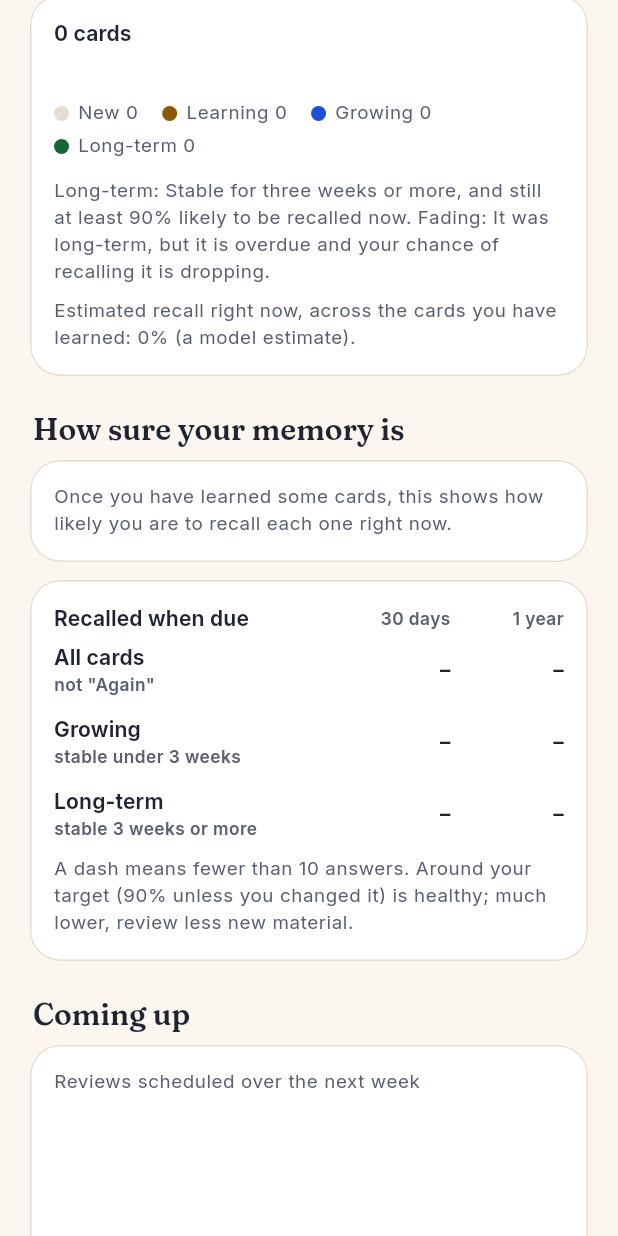
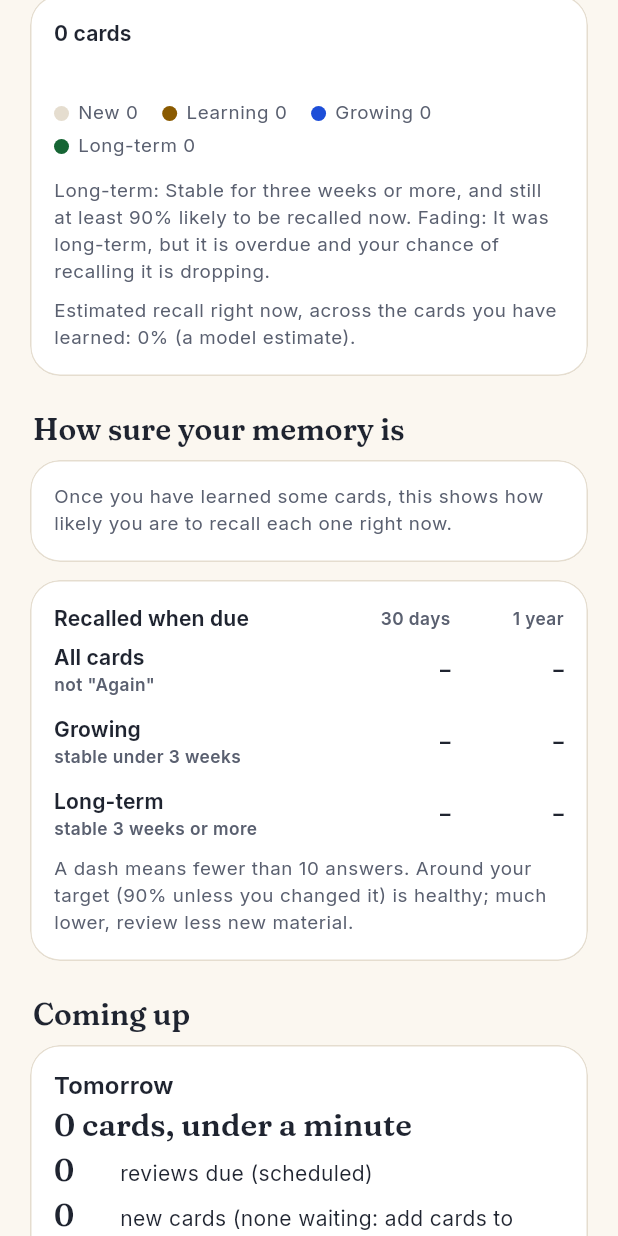
Before and after one commit to livium888/spec, a Flutter app: the ProgressBody widget shown alone on an empty page, opened directly with empty values, scrolled down 576 dp, on a phone screen of 412 x 824 dp. Run offline on Flutter 3.47's test engine with Material 3 defaults, Android fonts, the phone set to English and light mode, and no system bars; our stand-ins replace drift, flutter_local_notifications, flutter_riverpod, flutter_timezone, flutter_tts, image_picker and 2 more; missing offline and left inert: flutter_math_fork, fsrs, saf_stream, saf_util, sqlite3, workmanager; accounts and stored records are empty; generated files the repository leaves out were written again; statements that could not run were skipped.

Commit message:
Progress: Tomorrow card (reviews due, new cards, minutes, room for more) and an honest forecast caption (D54)
Co-Authored-By: Claude Sonnet 5.5 <noreply@anthropic.com>
Claude-Session: https://claude.ai/code/session_01UNwQ4AJ7uCUQdULuJwCRrT

```diff
--- a/lib/data/stats_service.dart
+++ b/lib/data/stats_service.dart
@@ -3,6 +3,8 @@ import 'package:drift/drift.dart';
 import '../domain/memory_summary.dart';
 import '../domain/milestones.dart';
 import '../domain/streak.dart';
+import '../domain/study_card.dart' show backlogAdjustedNewLimit;
+import '../domain/tomorrow_plan.dart';
 import 'activity_cache.dart';
 import 'db/database.dart';
 import 'params_repo.dart';
@@ -66,6 +68,7 @@ class ProgressStats {
     required this.activitySpanDays,
     required this.retention,
     required this.recallBins,
+    required this.tomorrow,
     this.estimatedRecall,
     required this.forecast,
     required this.totalReviews,
@@ -100,6 +103,9 @@ class ProgressStats {
 
   /// Days the activity heatmap really covers (since the first study day, at most the heatmap length).
   final int activitySpanDays;
+
+  /// What tomorrow asks of the learner, and how much more would fit (D54).
+  final TomorrowPlan tomorrow;
 
   /// True retention by card age and period (D49).
   final RetentionTable retention;
@@ -282,6 +288,27 @@ class StatsService {
         'SELECT AVG(duration_ms) AS ms, COUNT(*) AS n FROM '
         '(SELECT duration_ms FROM review_log WHERE revoked_at IS NULL AND duration_ms > 0 ORDER BY id DESC LIMIT 200)');
 
+    // Tomorrow (D54): reviews are scheduled; new cards come from the daily limit (as the queue applies it).
+    final baseNew = await settings.getInt(SettingsRepo.newPerDay, 10);
+    final shrink = await settings.get(SettingsRepo.backlogShrink) == '1';
+    final divisor = await settings.getInt(SettingsRepo.backlogDivisor, 25);
+    final newLimit = shrink ? backlogAdjustedNewLimit(baseNew, forecast[1], divisor: divisor) : (baseNew < 0 ? 0 : baseNew);
+    final waiting = await one(
+        "SELECT COUNT(DISTINCT c.note_id) AS n FROM card c JOIN note n ON n.id = c.note_id "
+        "WHERE c.state = 'new' AND c.suspended = 0 AND n.type != 'problem'");
+    final newWaiting = i(waiting['n']);
+    final steps = await settings.getIntList(SettingsRepo.learningSteps, [1, 10]);
+    final tomorrow = TomorrowPlan(
+      dueReviews: forecast[1],
+      stillDueToday: forecast[0],
+      newCards: newWaiting < newLimit ? newWaiting : newLimit,
+      newWaiting: newWaiting,
+      newLimit: newLimit,
+      answersPerNew: steps.isEmpty ? 1 : steps.length,
+      secondsPerAnswer: i(pace['n']) < 20 ? 10.0 : (((pace['ms'] as num?)?.toDouble() ?? 10000) / 1000).clamp(3.0, 120.0),
+      budgetMinutes: await settings.getInt(SettingsRepo.dailyMinutes, 20),
+    );
+
     final totalReviews = await cache.total();
     final revisited = await one('SELECT COUNT(*) AS n FROM syllabus_item WHERE rounds >= 2');
     final retiredN = i(counts['retired']);
@@ -295,6 +322,7 @@ class StatsService {
       answers30d: retention.all30.answers,
       retention: retention,
       recallBins: bins,
+      tomorrow: tomorrow,
       newCards: i(counts['fresh']),
       learningCards: learningN,
       youngCards: growingN,
--- a/lib/domain/diagnostics.dart
+++ b/lib/domain/diagnostics.dart
@@ -61,6 +61,8 @@ const kPhoneCheck = <PhoneCheckItem>[
       'Touch and hold the app icon: Review now and Quick 5 are there; each opens the review straight away (also when the app was closed). Add the widget (home screen > Widgets > Daily Learning): it shows the cards waiting; tap it for the review, tap Quick 5 for five cards. Add the Review tile (swipe down twice > pencil): it shows the count; tap it. Turn the reminder on and tap it when it arrives: the review opens. Do five cards in Quick 5: "That was your 5" appears with Keep going. Next day, before opening the app: the widget and tile say tap to start, not yesterday\'s number.'),
   PhoneCheckItem('words', 'Words and the review menu',
       'In a review the tag on the card says Growing, Long-term, Fading, Learning or New (tap it for the explanation: same word). Progress uses the same words in the legend. The top bar has Close, progress, Undo and a three-dot menu: Mark, Edit or delete, About this card, and Pause this card below a line. Pause a card: a message offers Undo; Library > Browse cards > Paused only lists it and Bring back returns it. Settings has "Tune my scheduling".'),
+  PhoneCheckItem('tomorrow', 'Tomorrow card',
+      'Progress > Coming up > Tomorrow: reviews due equals the chart\'s tomorrow bar; new cards equals your daily limit (or fewer if fewer wait); the minutes and the verdict follow your study-time budget (Settings). Compare with the other app\'s count for the same cards and tell me both numbers.'),
   PhoneCheckItem('speech', 'Read aloud',
       'Subjects and topics > Read cards aloud: pick a language. In a review tap the speaker. If there is no voice, the message says how to install one.'),
   PhoneCheckItem('reminder', 'Daily reminder', 'Turn it on, set a time two minutes ahead, wait for it, tap it.'),
--- /dev/null
+++ b/lib/domain/tomorrow_plan.dart
@@ -0,0 +1,47 @@
+/// What tomorrow will ask of the learner, and how much more would fit (D54). Pure Dart.
+///
+/// Reviews due are a fact (they are scheduled). New cards are a choice made by the daily limit, so they are
+/// shown beside the reviews, never mixed into them; each new card is answered more than once while it is
+/// learned (once per learning step), which is why minutes count answers, not cards.
+class TomorrowPlan {
+  const TomorrowPlan({
+    required this.dueReviews,
+    required this.stillDueToday,
+    required this.newCards,
+    required this.newWaiting,
+    required this.newLimit,
+    required this.answersPerNew,
+    required this.secondsPerAnswer,
+    required this.budgetMinutes,
+  });
+
+  /// Reviews scheduled for tomorrow (the app's day, which turns over at 04:00).
+  final int dueReviews;
+
+  /// Reviews still due today: if they are left, tomorrow's session starts with them too.
+  final int stillDueToday;
+
+  /// New cards tomorrow would introduce: the daily limit, or fewer if fewer are waiting.
+  final int newCards;
+
+  /// New cards in the library that have not been started.
+  final int newWaiting;
+  final int newLimit;
+  final int answersPerNew;
+  final double secondsPerAnswer;
+  final int budgetMinutes;
+
+  int get cards => dueReviews + newCards;
+
+  /// Answers tomorrow: each review once, each new card once per learning step.
+  int get answers => dueReviews + newCards * answersPerNew;
+  double get minutes => answers * secondsPerAnswer / 60;
+
+  /// How many MORE new cards a day would still fit in the study-time budget; negative when tomorrow is already
+  /// over it (by that many new cards).
+  int get roomForNew {
+    if (secondsPerAnswer <= 0 || answersPerNew <= 0) return 0;
+    final fitNew = ((budgetMinutes * 60 - dueReviews * secondsPerAnswer) / (answersPerNew * secondsPerAnswer)).floor();
+    return fitNew - newCards;
+  }
+}
--- a/lib/presentation/progress_screen.dart
+++ b/lib/presentation/progress_screen.dart
@@ -4,6 +4,7 @@ import 'package:flutter_riverpod/flutter_riverpod.dart';
 import '../app/providers.dart';
 import '../data/stats_service.dart';
 import '../domain/memory_summary.dart';
+import '../domain/tomorrow_plan.dart';
 import '../domain/milestones.dart';
 import 'plan_ahead_screen.dart';
 import 'theme/app_theme.dart';
@@ -107,6 +108,8 @@ class ProgressBody extends StatelessWidget {
       const SizedBox(height: Sp.m),
       SoftCard(child: _RetentionTable(s.retention)),
       const SectionTitle('Coming up'),
+      SoftCard(child: _TomorrowCard(s.tomorrow)),
+      const SizedBox(height: Sp.m),
       SoftCard(child: _Forecast(s.forecast, s.todayWeekday)),
       const SizedBox(height: Sp.s),
       SoftCard(
@@ -214,6 +217,56 @@ class _MemoryBar extends StatelessWidget {
             style: t.bodySmall),
       ],
     ]);
+  }
+}
+
+/// Tomorrow in full: reviews due, new cards, minutes, and how many more new cards would fit (D54).
+class _TomorrowCard extends StatelessWidget {
+  const _TomorrowCard(this.p);
+  final TomorrowPlan p;
+
+  @override
+  Widget build(BuildContext context) {
+    final t = Theme.of(context).textTheme;
+    final c = AppColors.of(context);
+    final mins = p.minutes < 1 ? 'under a minute' : 'about ${p.minutes.round()} min';
+    final room = p.roomForNew;
+    final verdict = room > 0
+        ? 'Room for about $room more new card${room == 1 ? '' : 's'} a day within your ${p.budgetMinutes} minutes.'
+        : room == 0
+            ? 'Right at your ${p.budgetMinutes} minutes: adding more new cards would go over.'
+            : 'Over your ${p.budgetMinutes} minutes: start fewer new cards for now, or the reviews will pile up.';
+    Widget line(String big, String rest) => Padding(
+          padding: const EdgeInsets.only(top: 6),
+          child: Row(crossAxisAlignment: CrossAxisAlignment.baseline, textBaseline: TextBaseline.alphabetic, children: [
+            SizedBox(width: 44, child: Text(big, style: t.titleLarge)),
+            Expanded(child: Text(rest, style: t.bodyMedium)),
+          ]),
+        );
+    return Semantics(
+      container: true,
+      label: 'Tomorrow: ${p.dueReviews} reviews due and ${p.newCards} new cards, $mins. $verdict',
+      child: ExcludeSemantics(
+        child: Column(crossAxisAlignment: CrossAxisAlignment.start, children: [
+          Text('Tomorrow', style: t.titleMedium),
+          const SizedBox(height: 2),
+          Text('${p.cards} card${p.cards == 1 ? '' : 's'}, $mins', style: t.headlineSmall),
+          line('${p.dueReviews}', '${p.dueReviews == 1 ? 'review' : 'reviews'} due (scheduled)'),
+          line('${p.newCards}', p.newWaiting == 0
+              ? 'new cards (none waiting: add cards to start more)'
+              : '${p.newCards == 1 ? 'new card' : 'new cards'} (your daily limit is ${p.newLimit}; ${p.newWaiting} waiting)'),
+          if (p.stillDueToday > 0) line('+${p.stillDueToday}', 'still due today: if you leave them, they come first tomorrow'),
+          const SizedBox(height: 10),
+          Text(verdict, style: t.bodyMedium?.copyWith(color: room < 0 ? c.danger : c.ink, fontWeight: FontWeight.w600)),
+          const SizedBox(height: 6),
+          Text(
+            'Minutes count every answer (a new card is answered ${p.answersPerNew} times while it is learned) at your own pace of about ${p.secondsPerAnswer.round()} seconds. '
+            'Only the cards in this app are counted.',
+            style: t.bodySmall?.copyWith(color: c.inkSoft),
+          ),
+        ]),
+      ),
+    );
   }
 }
 
@@ -337,7 +390,7 @@ class _Forecast extends StatelessWidget {
     const names = ['Mon', 'Tue', 'Wed', 'Thu', 'Fri', 'Sat', 'Sun'];
     final today = todayWeekday;
     return Column(crossAxisAlignment: CrossAxisAlignment.start, children: [
-      Text('Reviews scheduled over the next week', style: t.bodySmall),
+      Text('Reviews due each day. New cards are not in these bars: you choose how many to start (see Tomorrow above).', style: t.bodySmall),
       const SizedBox(height: Sp.m),
       SizedBox(
         height: 104,
```
Also changed, not shown: 3 other files.
